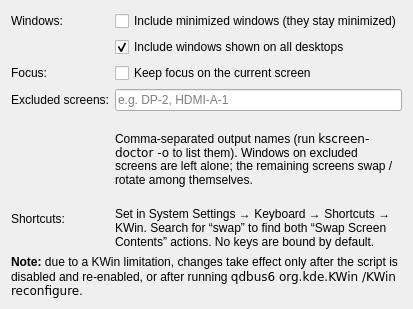
The window that contents/ui/config.ui (flonix8/swap-screen-contents) describes before a commit, drawn with Qt 5.
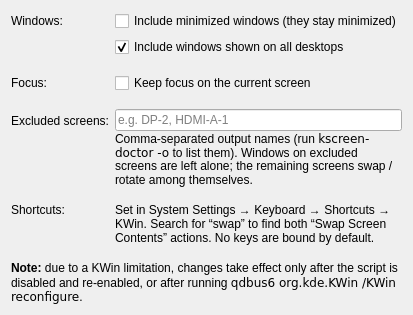
The same window after the commit.

Commit message: Clean up config UI layout

```diff
--- a/contents/ui/config.ui
+++ b/contents/ui/config.ui
@@ -6,6 +6,9 @@
    <string>Swap Screen Contents</string>
   </property>
   <layout class="QFormLayout" name="formLayout">
+   <property name="fieldGrowthPolicy">
+    <enum>QFormLayout::AllNonFixedFieldsGrow</enum>
+   </property>
    <item row="0" column="0">
     <widget class="QLabel" name="windowsLabel">
      <property name="text">
@@ -30,14 +33,30 @@
      </property>
     </widget>
    </item>
-   <item row="2" column="0">
+   <item row="2" column="0" colspan="2">
+    <spacer name="sectionGap2">
+     <property name="orientation">
+      <enum>Qt::Vertical</enum>
+     </property>
+     <property name="sizeType">
+      <enum>QSizePolicy::Fixed</enum>
+     </property>
+     <property name="sizeHint" stdset="0">
+      <size>
+       <width>0</width>
+       <height>4</height>
+      </size>
+     </property>
+    </spacer>
+   </item>
+   <item row="3" column="0">
     <widget class="QLabel" name="focusLabel">
      <property name="text">
       <string>Focus:</string>
      </property>
     </widget>
    </item>
-   <item row="2" column="1">
+   <item row="3" column="1">
     <widget class="QCheckBox" name="kcfg_KeepFocusOnScreen">
      <property name="text">
       <string>Keep focus on the current screen</string>
@@ -47,7 +66,23 @@
      </property>
     </widget>
    </item>
-   <item row="3" column="0">
+   <item row="4" column="0" colspan="2">
+    <spacer name="sectionGap4">
+     <property name="orientation">
+      <enum>Qt::Vertical</enum>
+     </property>
+     <property name="sizeType">
+      <enum>QSizePolicy::Fixed</enum>
+     </property>
+     <property name="sizeHint" stdset="0">
+      <size>
+       <width>0</width>
+       <height>4</height>
+      </size>
+     </property>
+    </spacer>
+   </item>
+   <item row="5" column="0">
     <widget class="QLabel" name="excludedLabel">
      <property name="text">
       <string>Excluded screens:</string>
@@ -57,34 +92,63 @@
      </property>
     </widget>
    </item>
-   <item row="3" column="1">
-    <widget class="QLineEdit" name="kcfg_ExcludedScreens">
-     <property name="placeholderText">
-      <string>e.g. DP-2, HDMI-A-1</string>
+   <item row="5" column="1">
+    <layout class="QVBoxLayout" name="excludedLayout">
+     <property name="spacing">
+      <number>0</number>
      </property>
-    </widget>
+     <item>
+      <widget class="QLineEdit" name="kcfg_ExcludedScreens">
+       <property name="placeholderText">
+        <string>e.g. DP-2, HDMI-A-1</string>
+       </property>
+      </widget>
+     </item>
+     <item>
+      <widget class="QLabel" name="excludedHelp">
+       <property name="styleSheet">
+        <string>color: palette(placeholder-text);</string>
+       </property>
+       <property name="text">
+        <string>Comma-separated output names (run &lt;code&gt;kscreen-doctor -o&lt;/code&gt; to list them). Windows on excluded screens are left alone; the remaining screens swap / rotate among themselves.</string>
+       </property>
+       <property name="textFormat">
+        <enum>Qt::RichText</enum>
+       </property>
+       <property name="wordWrap">
+        <bool>true</bool>
+       </property>
+      </widget>
+     </item>
+    </layout>
    </item>
-   <item row="4" column="1">
-    <widget class="QLabel" name="excludedHelp">
-     <property name="text">
-      <string>Comma-separated output names (run &lt;code&gt;kscreen-doctor -o&lt;/code&gt; to list them). Windows on excluded screens are left alone; the remaining screens swap / rotate among themselves.</string>
+   <item row="6" column="0" colspan="2">
+    <spacer name="sectionGap6">
+     <property name="orientation">
+      <enum>Qt::Vertical</enum>
      </property>
-     <property name="textFormat">
-      <enum>Qt::RichText</enum>
+     <property name="sizeType">
+      <enum>QSizePolicy::Fixed</enum>
      </property>
-     <property name="wordWrap">
-      <bool>true</bool>
+     <property name="sizeHint" stdset="0">
+      <size>
+       <width>0</width>
+       <height>4</height>
+      </size>
      </property>
-    </widget>
+    </spacer>
    </item>
-   <item row="5" column="0">
+   <item row="7" column="0">
     <widget class="QLabel" name="shortcutsLabel">
      <property name="text">
       <string>Shortcuts:</string>
      </property>
+     <property name="alignment">
+      <set>Qt::AlignRight|Qt::AlignTop</set>
+     </property>
     </widget>
    </item>
-   <item row="5" column="1">
+   <item row="7" column="1">
     <widget class="QLabel" name="shortcutsHelp">
      <property name="text">
       <string>Set in System Settings → Keyboard → Shortcuts → KWin. Search for “swap” to find both “Swap Screen Contents” actions. No keys are bound by default.</string>
@@ -94,7 +158,23 @@
      </property>
     </widget>
    </item>
-   <item row="6" column="0" colspan="2">
+   <item row="8" column="0" colspan="2">
+    <spacer name="sectionGap8">
+     <property name="orientation">
+      <enum>Qt::Vertical</enum>
+     </property>
+     <property name="sizeType">
+      <enum>QSizePolicy::Fixed</enum>
+     </property>
+     <property name="sizeHint" stdset="0">
+      <size>
+       <width>0</width>
+       <height>4</height>
+      </size>
+     </property>
+    </spacer>
+   </item>
+   <item row="9" column="0" colspan="2">
     <widget class="QLabel" name="reloadNote">
      <property name="text">
       <string>&lt;b&gt;Note:&lt;/b&gt; due to a KWin limitation, changes take effect only after the script is disabled and re-enabled, or after running &lt;code&gt;qdbus6 org.kde.KWin /KWin reconfigure&lt;/code&gt;.</string>
```
